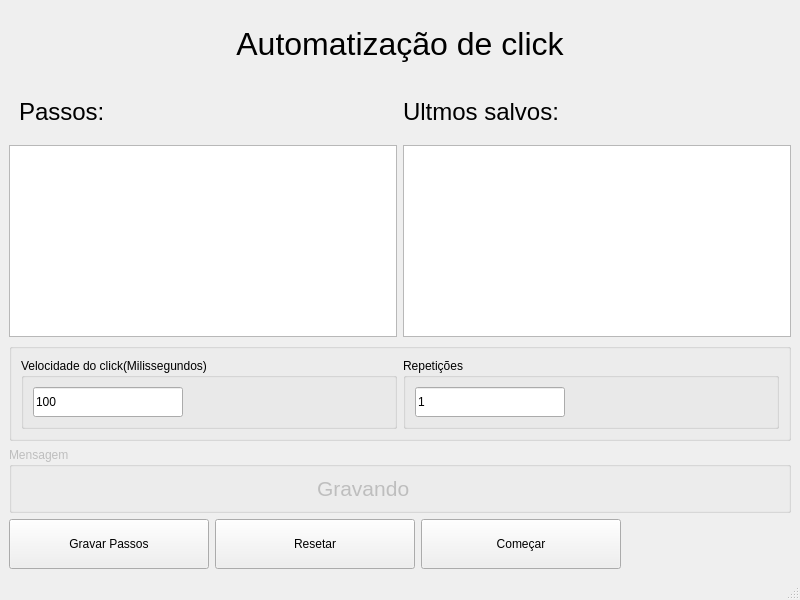
First picture: the form in Clicker/Clicker/mainwindow.ui, repository Jhonattan-rocha/ClickerTyping, before the edit.
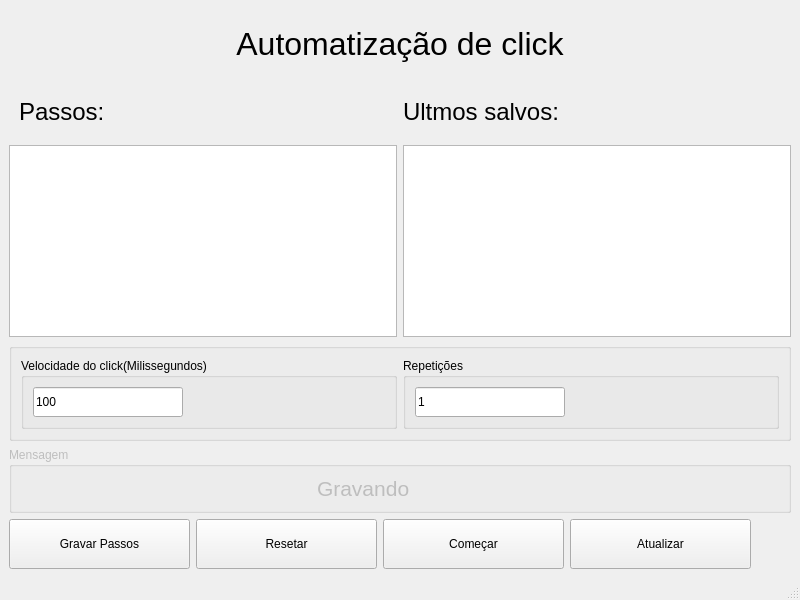
Second picture: the form after the edit. Icons and pictures are not drawn. Custom widgets are drawn as their Qt base class.

```diff
--- a/Clicker/Clicker/mainwindow.ui
+++ b/Clicker/Clicker/mainwindow.ui
@@ -516,6 +516,31 @@
           </property>
          </widget>
         </item>
+        <item>
+         <widget class="QPushButton" name="update">
+          <property name="sizePolicy">
+           <sizepolicy hsizetype="Expanding" vsizetype="Expanding">
+            <horstretch>100</horstretch>
+            <verstretch>100</verstretch>
+           </sizepolicy>
+          </property>
+          <property name="minimumSize">
+           <size>
+            <width>150</width>
+            <height>40</height>
+           </size>
+          </property>
+          <property name="maximumSize">
+           <size>
+            <width>200</width>
+            <height>50</height>
+           </size>
+          </property>
+          <property name="text">
+           <string>Atualizar</string>
+          </property>
+         </widget>
+        </item>
         <item>
          <spacer name="horizontalSpacer_6">
           <property name="orientation">
```
